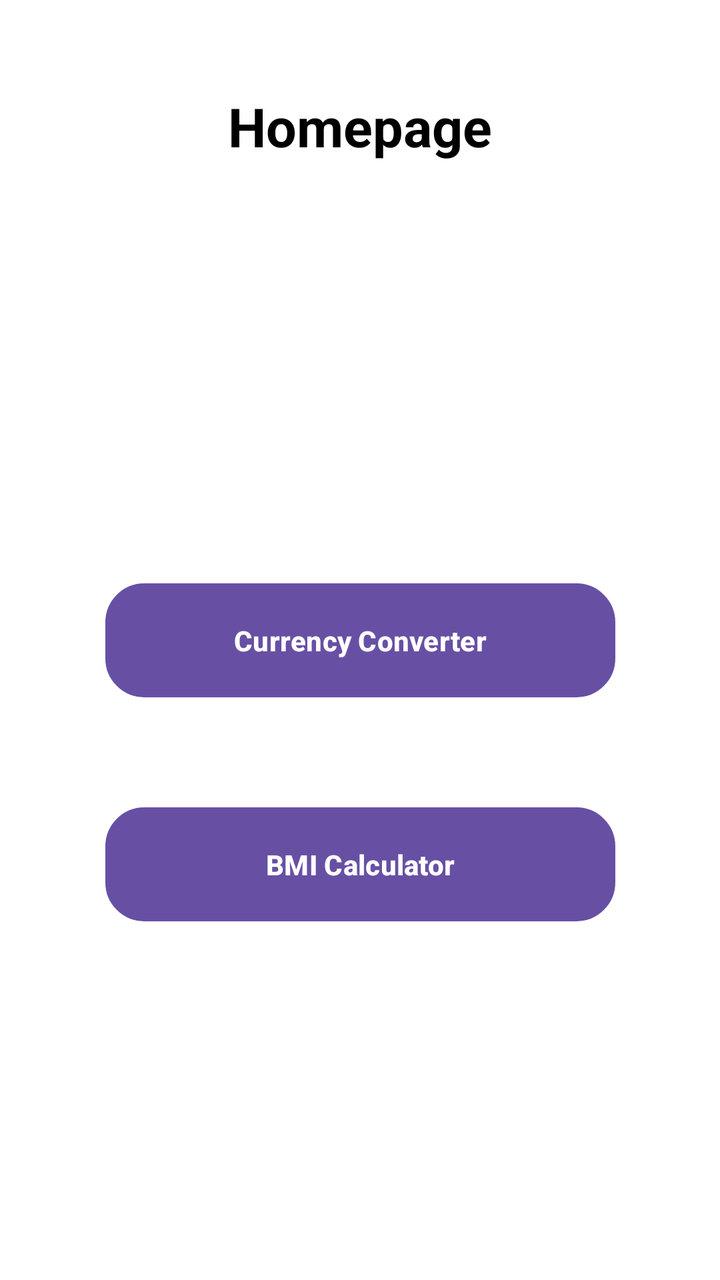
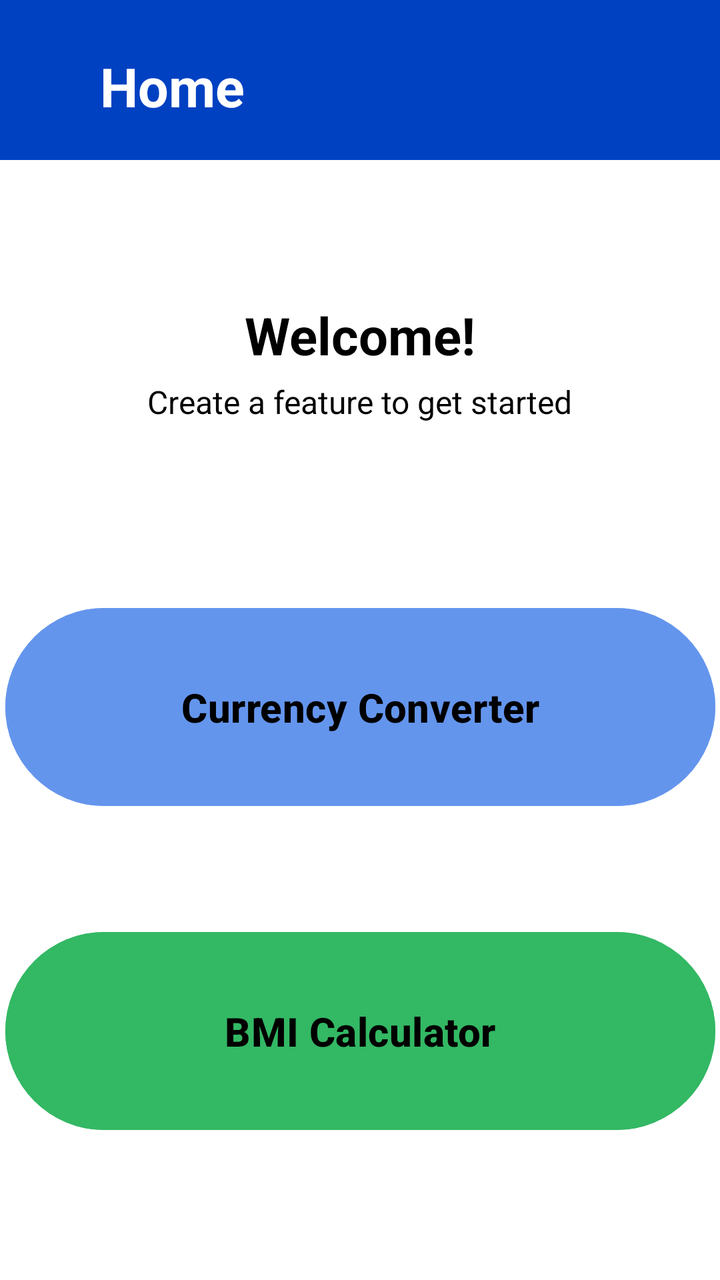

The first picture is an Android layout as it rendered before a commit; the second is the same layout after the commit. The layout source and the unified diff follow.
<!-- AndroidManifest.xml: application theme Theme.Task_2 -->
<!-- res/layout/activity_homescreen.xml -->
<?xml version="1.0" encoding="utf-8"?>
<androidx.constraintlayout.widget.ConstraintLayout xmlns:android="http://schemas.android.com/apk/res/android"
    xmlns:app="http://schemas.android.com/apk/res-auto"
    xmlns:tools="http://schemas.android.com/tools"
    android:id="@+id/main"
    android:layout_width="match_parent"
    android:layout_height="match_parent"
    tools:context=".Homescreen"
    android:background="@color/white">

    <TextView
        android:layout_width="wrap_content"
        android:layout_height="67dp"
        android:text="Homepage"
        android:textColor="@color/black"
        android:textStyle="bold"
        android:textSize="27sp"
        android:layout_marginTop="45sp"
        app:layout_constraintStart_toStartOf="parent"
        app:layout_constraintEnd_toEndOf="parent"
        app:layout_constraintTop_toTopOf="parent"/>

    <Button
        android:id="@+id/Currencybyn"
        android:layout_width="255dp"
        android:layout_height="57dp"
        android:text="Currency Converter"
        android:clickable="true"
        android:textStyle="bold"
        android:background="@drawable/btn_layout"
        app:layout_constraintStart_toStartOf="parent"
        app:layout_constraintEnd_toEndOf="parent"
        app:layout_constraintTop_toTopOf="parent"
        app:layout_constraintBottom_toBottomOf="parent"/>

    <Button
        android:id="@+id/BMIbyn"
        android:layout_width="255dp"
        android:layout_height="57dp"
        android:text="BMI Calculator"
        android:textStyle="bold"
        android:clickable="true"
        android:background="@drawable/btn_layout"
        android:layout_marginTop="55dp"
        app:layout_constraintTop_toBottomOf="@id/Currencybyn"
        app:layout_constraintStart_toStartOf="parent"
        app:layout_constraintEnd_toEndOf="parent"/>


</androidx.constraintlayout.widget.ConstraintLayout>
<!-- resources referenced by this layout -->
<resources>
  <color name="black">#FF000000</color>
  <color name="white">#FFFFFFFF</color>
  <!-- drawable btn_layout (drawable) -->
  <?xml version="1.0" encoding="utf-8"?>
  <shape xmlns:android="http://schemas.android.com/apk/res/android">
  
      <solid android:color="@color/blue"/>
  
      <stroke
          android:width="1dp"
          android:color="@color/blue" />
  
      <corners android:radius="19dp" />
  
  </shape>
  <style name="Theme.Task_2" parent="Base.Theme.Task_2" />
  <color name="blue">#82EEFD</color>
  <style name="Base.Theme.Task_2" parent="Theme.Material3.DayNight.NoActionBar">
          
          
      </style>
</resources>

<!-- the commit's change to res/layout/activity_homescreen.xml (unified diff, before → after) -->
@@ -8,39 +8,79 @@
     tools:context=".Homescreen"
     android:background="@color/white">
 
+    <LinearLayout
+        android:layout_width="match_parent"
+        android:layout_height="80dp"
+        android:orientation="horizontal"
+        android:background="@color/Blue"
+        app:layout_constraintTop_toTopOf="parent"
+        app:layout_constraintStart_toStartOf="parent">
+
+        <TextView
+            android:layout_width="wrap_content"
+            android:layout_height="67dp"
+            android:text="Home"
+            android:textColor="@color/white"
+            android:textStyle="bold"
+            android:textSize="27sp"
+            android:layout_marginLeft="50dp"
+            android:layout_marginTop="25sp"
+            app:layout_constraintStart_toStartOf="parent"
+            app:layout_constraintTop_toTopOf="parent"/>
+
+    </LinearLayout>
+
     <TextView
         android:layout_width="wrap_content"
-        android:layout_height="67dp"
-        android:text="Homepage"
+        android:layout_height="wrap_content"
+        android:text="Welcome!"
+        android:textSize="26dp"
+        android:textStyle="bold"
         android:textColor="@color/black"
-        android:textStyle="bold"
-        android:textSize="27sp"
-        android:layout_marginTop="45sp"
+        android:layout_marginTop="150dp"
+        app:layout_constraintTop_toTopOf="parent"
         app:layout_constraintStart_toStartOf="parent"
-        app:layout_constraintEnd_toEndOf="parent"
-        app:layout_constraintTop_toTopOf="parent"/>
+        app:layout_constraintEnd_toEndOf="parent"/>
+
+    <TextView
+        android:layout_width="wrap_content"
+        android:layout_height="wrap_content"
+        android:text="Create a feature to get started"
+        android:textSize="16dp"
+        android:textColor="@color/black"
+        android:layout_marginTop="190dp"
+        app:layout_constraintTop_toTopOf="parent"
+        app:layout_constraintStart_toStartOf="parent"
+        app:layout_constraintEnd_toEndOf="parent"/>
 
     <Button
         android:id="@+id/Currencybyn"
-        android:layout_width="255dp"
-        android:layout_height="57dp"
+        android:layout_width="355dp"
+        android:layout_height="107dp"
+        android:clickable="true"
         android:text="Currency Converter"
-        android:clickable="true"
+        android:textColor="@color/black"
         android:textStyle="bold"
-        android:background="@drawable/btn_layout"
+        android:textSize="20sp"
+        android:backgroundTint="@color/crownflower_blue"
+        android:layout_marginTop="300dp"
+        app:layout_constraintTop_toTopOf="parent"
         app:layout_constraintStart_toStartOf="parent"
-        app:layout_constraintEnd_toEndOf="parent"
-        app:layout_constraintTop_toTopOf="parent"
-        app:layout_constraintBottom_toBottomOf="parent"/>
+        app:layout_constraintEnd_toEndOf="parent">
+
+    </Button>
+
 
     <Button
         android:id="@+id/BMIbyn"
-        android:layout_width="255dp"
-        android:layout_height="57dp"
+        android:layout_width="355dp"
+        android:layout_height="107dp"
         android:text="BMI Calculator"
         android:textStyle="bold"
+        android:textSize="20sp"
+        android:textColor="@color/black"
         android:clickable="true"
-        android:background="@drawable/btn_layout"
+        android:backgroundTint="@color/light_green"
         android:layout_marginTop="55dp"
         app:layout_constraintTop_toBottomOf="@id/Currencybyn"
         app:layout_constraintStart_toStartOf="parent"
<!-- resource entries referenced after the edit -->
@@ -1,22 +1,11 @@
 <!-- resources referenced by this layout -->
 <resources>
+  <color name="Blue">#0041C2</color>
   <color name="black">#FF000000</color>
+  <color name="crownflower_blue">#6495ED</color>
+  <color name="light_green">#33B864</color>
   <color name="white">#FFFFFFFF</color>
-  <!-- drawable btn_layout (drawable) -->
-  <?xml version="1.0" encoding="utf-8"?>
-  <shape xmlns:android="http://schemas.android.com/apk/res/android">
-  
-      <solid android:color="@color/blue"/>
-  
-      <stroke
-          android:width="1dp"
-          android:color="@color/blue" />
-  
-      <corners android:radius="19dp" />
-  
-  </shape>
   <style name="Theme.Task_2" parent="Base.Theme.Task_2" />
-  <color name="blue">#82EEFD</color>
   <style name="Base.Theme.Task_2" parent="Theme.Material3.DayNight.NoActionBar">
           
           
